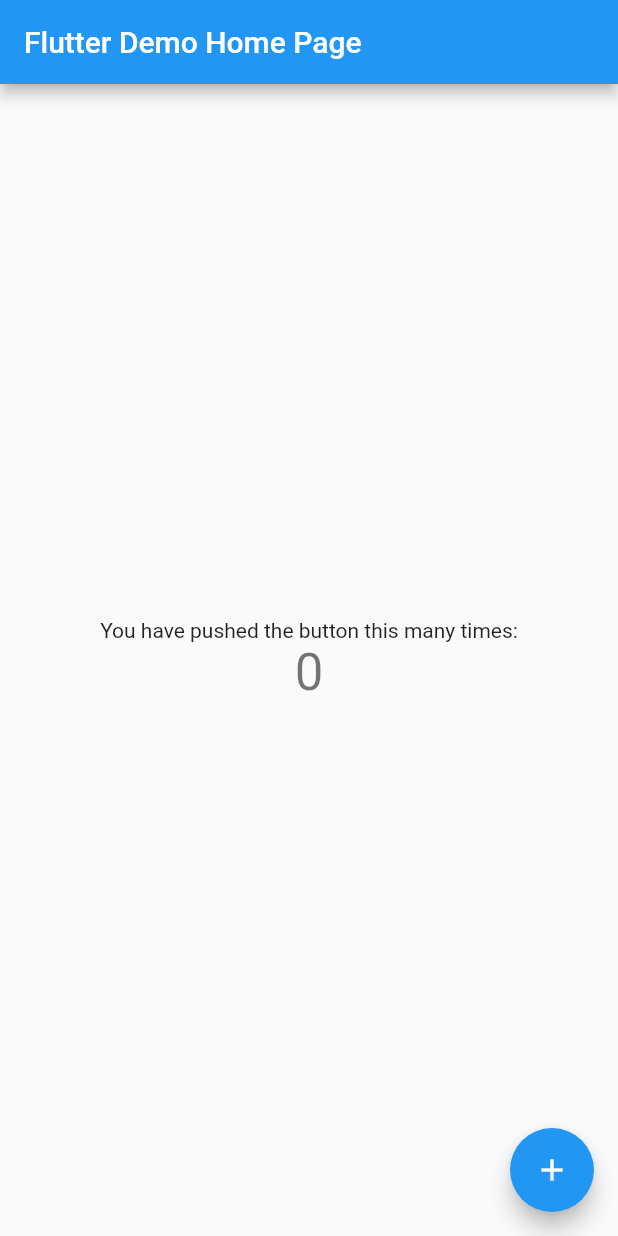
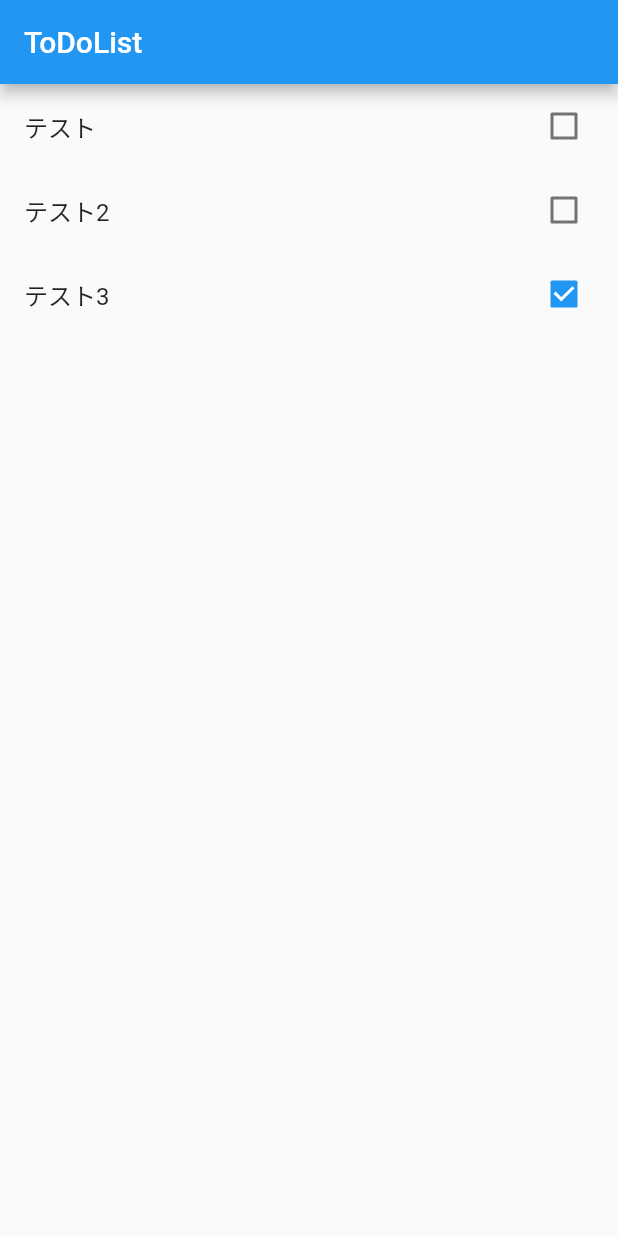
Before and after one commit to yuk1ch1/Flutter-Samples, a Flutter app: the screen it shows after launch, on a phone screen of 412 x 824 dp. Run offline on Flutter 3.47's test engine with Material 2 defaults, Android fonts, the phone set to English and light mode, and no system bars; our stand-ins replace flutter_riverpod, hooks_riverpod.

Commit message:
impl: 固定のtodoリストを表示するところまで完了
コミットもれ

```diff
--- a/riverpod_todo/lib/main.dart
+++ b/riverpod_todo/lib/main.dart
@@ -3,67 +3,62 @@ import 'package:flutter_riverpod/flutter_riverpod.dart';
 import 'package:riverpod_todo/todo.dart';
 
 void main() {
-  runApp(const MyApp());
+  runApp(ProviderScope(child: const App()));
 }
 
-class MyApp extends StatelessWidget {
-  const MyApp({Key? key}) : super(key: key);
+// class MyApp extends StatelessWidget {
+//   const MyApp({Key? key}) : super(key: key);
+//
+//   @override
+//   Widget build(BuildContext context) {
+//     return MaterialApp(
+//       title: 'Flutter Demo',
+//       theme: ThemeData(
+//         primarySwatch: Colors.blue,
+//       ),
+//       home: const MyHomePage(title: 'Flutter Demo Home Page'),
+//     );
+//   }
+// }
+
+final todoListProvider =
+    StateNotifierProvider<ToDoListNotifier, List<Todo>>((ref) {
+  return ToDoListNotifier([
+    Todo(id: "1", name: "テスト", isCompleted: false),
+    Todo(id: "2", name: "テスト2", isCompleted: false),
+    Todo(id: "3", name: "テスト3", isCompleted: true),
+  ]);
+});
+
+class App extends StatelessWidget {
+  const App({Key? key}) : super(key: key);
 
   @override
   Widget build(BuildContext context) {
-    return MaterialApp(
-      title: 'Flutter Demo',
-      theme: ThemeData(
-        primarySwatch: Colors.blue,
-      ),
-      home: const MyHomePage(title: 'Flutter Demo Home Page'),
-    );
+    return MaterialApp(title: "NavigatorApp", home: ToDoListView());
   }
 }
 
-class MyHomePage extends StatefulWidget {
-  const MyHomePage({Key? key, required this.title}) : super(key: key);
-
-  final String title;
+class ToDoListView extends ConsumerWidget {
+  const ToDoListView({Key? key}) : super(key: key);
 
   @override
-  State<MyHomePage> createState() => _MyHomePageState();
-}
-
-class _MyHomePageState extends State<MyHomePage> {
-  int _counter = 0;
-
-  void _incrementCounter() {
-    setState(() {
-      _counter++;
-    });
-  }
-
-  @override
-  Widget build(BuildContext context) {
+  Widget build(BuildContext context, WidgetRef ref) {
+    // rebuild the widget when the todo list changes
+    List<Todo> todos = ref.watch(todoListProvider);
     return Scaffold(
-      appBar: AppBar(
-        title: Text(widget.title),
-      ),
-      body: Center(
-        child: Column(
-          mainAxisAlignment: MainAxisAlignment.center,
-          children: <Widget>[
-            const Text(
-              'You have pushed the button this many times:',
-            ),
-            Text(
-              '$_counter',
-              style: Theme.of(context).textTheme.headline4,
-            ),
-          ],
+        appBar: new AppBar(
+          title: new Text('ToDoList'),
         ),
-      ),
-      floatingActionButton: FloatingActionButton(
-        onPressed: _incrementCounter,
-        tooltip: 'Increment',
-        child: const Icon(Icons.add),
-      ), // This trailing comma makes auto-formatting nicer for build methods.
-    );
+        body: ListView(children: [
+      for (final todo in todos)
+        CheckboxListTile(
+          value: todo.isCompleted,
+          // when tapping on the todo, change its completed status
+          onChanged: (value) =>
+              ref.read(todoListProvider.notifier).toggle(todo.id),
+          title: Text(todo.name),
+        )
+    ]));
   }
 }
```
